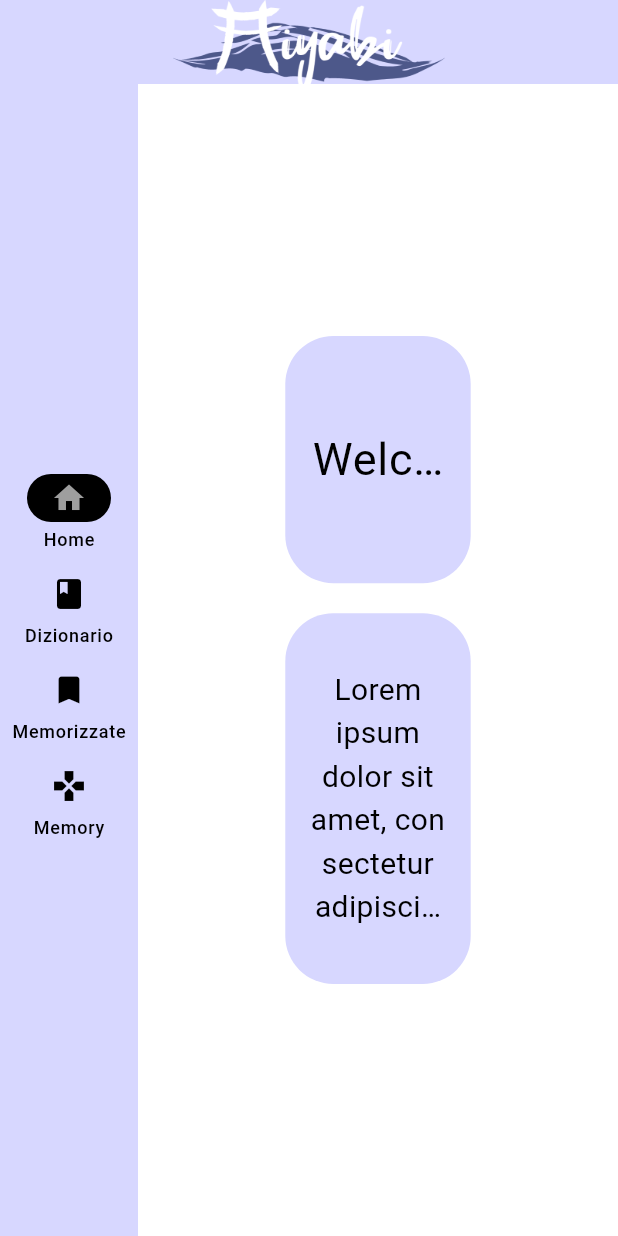
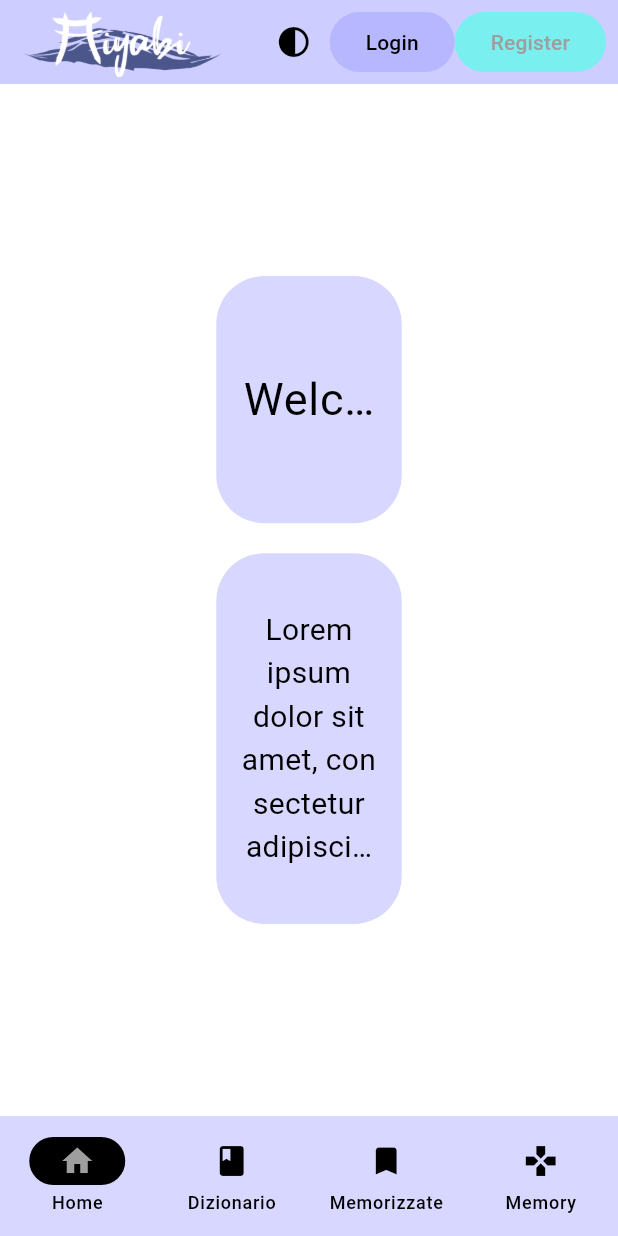
Before and after one commit to sonoguerra/MiyabiDict, a Flutter app: the screen it shows after launch, on a phone screen of 412 x 824 dp. Run offline on Flutter 3.47's test engine with Material 3 defaults, Android fonts, the phone set to English and light mode, and no system bars; our stand-ins replace firebase_auth, firebase_core, google_fonts; missing offline and left inert: kana_kit; accounts and stored records are empty; statements that could not run were skipped.

Commit message:
Added interface for login in home page

```diff
--- a/client/lib/main.dart
+++ b/client/lib/main.dart
@@ -3,8 +3,16 @@ import 'dictionary.dart';
 import 'memory.dart';
 import 'saved_words.dart';
 
-void main() {
-  runApp(const MainApp());
+import 'package:firebase_auth/firebase_auth.dart';
+import 'package:firebase_core/firebase_core.dart';
+import 'firebase_options.dart';
+
+var auth = FirebaseAuth.instance;
+
+void main() async {
+  WidgetsFlutterBinding.ensureInitialized();
+  await Firebase.initializeApp(options: DefaultFirebaseOptions.platform);
+  runApp(MainApp());
 }
 
 class MainApp extends StatelessWidget {
@@ -34,6 +42,8 @@ class MainApp extends StatelessWidget {
       home: HomePage(),
       debugShowCheckedModeBanner: false,
     );
+
+
   }
 }
 
@@ -42,8 +52,6 @@ class HomePage extends StatefulWidget {
 
   @override
   createState() => _MyHomePageState();
-
-
 }
 
 class _MyHomePageState extends State<HomePage> {
@@ -111,14 +119,9 @@ class _MyHomePageState extends State<HomePage> {
       MemoryGame(),
     ];
 
-    return (MediaQuery.of(context).orientation == Orientation.portrait && MediaQuery.of(context).size.aspectRatio > 1.2)
+    return (MediaQuery.of(context).orientation == Orientation.portrait)
         ? Scaffold(
-          appBar: AppBar(
-            centerTitle: true,
-            backgroundColor: Theme.of(context).colorScheme.primary,
-            foregroundColor: Theme.of(context).colorScheme.onPrimary,
-            title: Image.asset("assets/logo.png", height: 70),
-          ),
+          appBar: CustomBar(),
           body: mainScreen[_selectedIndex],
 
           bottomNavigationBar: NavigationBar(
@@ -139,8 +142,6 @@ class _MyHomePageState extends State<HomePage> {
               NavigationDestination(icon: Icon(Icons.gamepad), label: 'Memory'),
             ],
           ),
-        )
-        : Scaffold(
 
 
 
@@ -148,20 +149,18 @@ class _MyHomePageState extends State<HomePage> {
 
 
 
-          appBar: AppBar(
-            centerTitle: true,
-            backgroundColor: Theme.of(context).colorScheme.primary,
-            foregroundColor: Theme.of(context).colorScheme.onPrimary,
-            title: Image.asset("assets/logo.png", height: 70),
-          ),
+
+        )
+        : Scaffold(
+          appBar: CustomBar(),
           body: Row(
             children: [
               NavigationRail(
+                selectedIndex: _selectedIndex,
                 groupAlignment: 0,
-                selectedIndex: _selectedIndex,
-                onDestinationSelected: _onItemTapped,
                 backgroundColor: Theme.of(context).colorScheme.primary,
                 indicatorColor: Theme.of(context).colorScheme.inversePrimary,
+                onDestinationSelected: _onItemTapped,
                 labelType: NavigationRailLabelType.all,
                 destinations: [
                   NavigationRailDestination(
@@ -182,9 +181,41 @@ class _MyHomePageState extends State<HomePage> {
                   ),
                 ],
               ),
-              Expanded(child: mainScreen[_selectedIndex])
+              const VerticalDivider(thickness: 1, width: 1, color: Colors.grey),
+              Expanded(child: mainScreen[_selectedIndex]),
             ],
           ),
         );
   }
 }
+
+//The logic for the AppBar was starting to become complicated, so this should make for a reusable modular component.
+class CustomBar extends StatelessWidget implements PreferredSizeWidget {
+  const CustomBar({super.key});
+
+  @override
+  Widget build(BuildContext context) {
+    List<Widget> actions = [
+      IconButton(icon: Icon(Icons.contrast), onPressed: () {}),
+    ];
+
+    if (auth.currentUser == null) {
+      actions.add(FilledButton(onPressed: () => {}, child: Text("Login")));
+      actions.add(
+        FilledButton.tonal(onPressed: () => {}, child: Text("Register")),
+      );
+    }
+
+    return AppBar(
+      backgroundColor: Theme.of(context).colorScheme.primary,
+      foregroundColor: Theme.of(context).colorScheme.onPrimary,
+      actions: actions,
+      title: Image.asset("assets/logo.png", height: 70),
+      actionsPadding: EdgeInsets.all(8.0),
+      elevation: 10.0,
+    );
+  }
+
+  @override
+  Size get preferredSize => Size.fromHeight(kToolbarHeight);
+}
--- a/client/lib/wordpage.dart
+++ b/client/lib/wordpage.dart
@@ -3,6 +3,8 @@ import 'package:flutter/material.dart';
 import 'package:google_fonts/google_fonts.dart';
 
 import 'package:kana_kit/kana_kit.dart';
+
+import 'main.dart';
 
 class WordPage extends StatelessWidget {
   final Vocabulary displayed;
@@ -13,12 +15,7 @@ class WordPage extends StatelessWidget {
   @override
   Widget build(BuildContext context) {
     return Scaffold(
-      appBar: AppBar(
-        centerTitle: true,
-        backgroundColor: Theme.of(context).colorScheme.primary,
-        foregroundColor: Theme.of(context).colorScheme.onPrimary,
-        title: Image.asset("assets/logo.png", height: 70),
-      ),
+      appBar: CustomBar(),
       body: Padding(
         padding: EdgeInsets.fromLTRB(16.0, 8.0, 0, 0),
         //Using a ListView inside of a Column makes neither of them scrollable, so this allows for the screen to be scrolled and not overflow.
@@ -42,11 +39,11 @@ class WordPage extends StatelessWidget {
                                   .kana[0]
                                   .text //Displays the reading separately only if the reading doesn't already coincide with the actual word.
                           ? ""
-
-
                           : "【${displayed.kana[0].text}】",
                       style: GoogleFonts.shipporiMincho(
                         fontSize: 35.0,
+
+
                         color: Color.fromARGB(201, 0, 0, 0),
                       ),
                     ),
@@ -142,11 +139,11 @@ class WordPage extends StatelessWidget {
               ),
               ListView.builder(itemBuilder: (context, index) => Text("${index + 1}. ${displayed.forms[index]}"), itemCount: displayed.forms.length, shrinkWrap: true,)
             ],
-
-
           ),
         ),
       ),
+
+
     );
   }
 }
--- a/client/pubspec.yaml
+++ b/client/pubspec.yaml
@@ -8,6 +8,7 @@ environment:
 
 dependencies:
   cloud_firestore: ^5.6.7
+  firebase_auth: ^5.5.4
   firebase_core: ^3.13.0
   flutter:
     sdk: flutter
```
Also changed, not shown: client/lib/firebase_options.dart, client/pubspec.lock.
